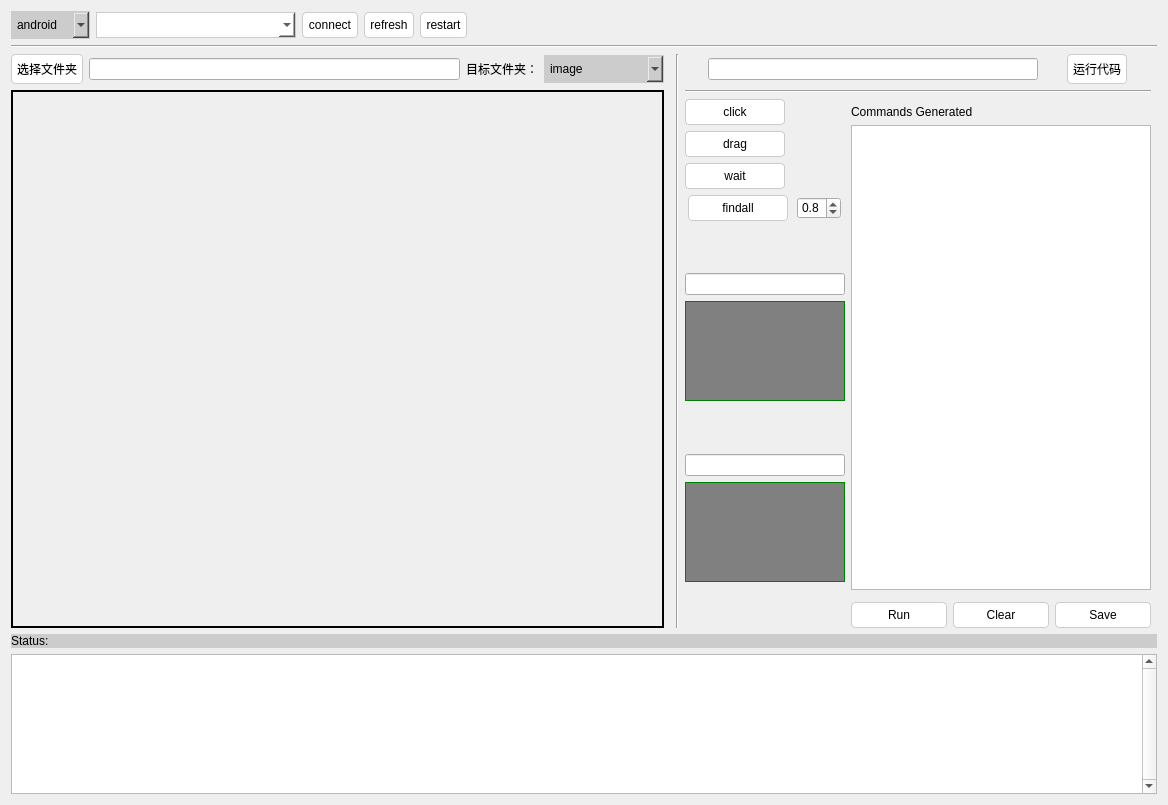
Above: gui/mainui.ui from NetEase/airtest before the change. Below: the same form after it.
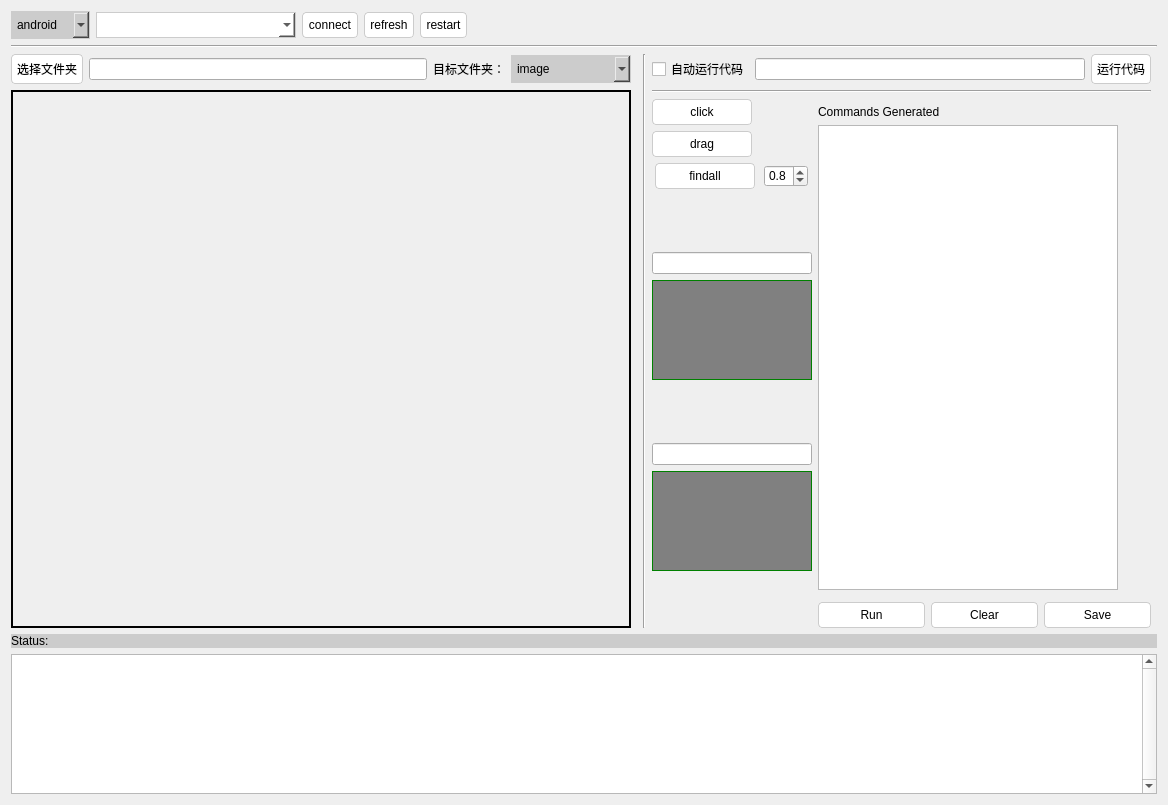
That is the form after the change. Icons and pictures are not drawn.

```diff
--- a/gui/mainui.ui
+++ b/gui/mainui.ui
@@ -305,6 +305,13 @@
           <layout class="QVBoxLayout" name="verticalLayout_3">
            <item>
             <layout class="QHBoxLayout" name="horizontalLayout_8">
+             <item>
+              <widget class="QCheckBox" name="chkAutoRun">
+               <property name="text">
+                <string>自动运行代码</string>
+               </property>
+              </widget>
+             </item>
              <item>
               <widget class="QLineEdit" name="leCode">
                <property name="sizePolicy">
@@ -387,28 +394,6 @@
                    </property>
                   </widget>
                  </item>
-                 <item>
-                  <widget class="QPushButton" name="btnWait">
-                   <property name="enabled">
-                    <bool>false</bool>
-                   </property>
-                   <property name="sizePolicy">
-                    <sizepolicy hsizetype="Fixed" vsizetype="Fixed">
-                     <horstretch>0</horstretch>
-                     <verstretch>0</verstretch>
-                    </sizepolicy>
-                   </property>
-                   <property name="minimumSize">
-                    <size>
-                     <width>100</width>
-                     <height>0</height>
-                    </size>
-                   </property>
-                   <property name="text">
-                    <string>wait</string>
-                   </property>
-                  </widget>
-                 </item>
                  <item>
                   <layout class="QHBoxLayout" name="horizontalLayout_2">
                    <item>
```
